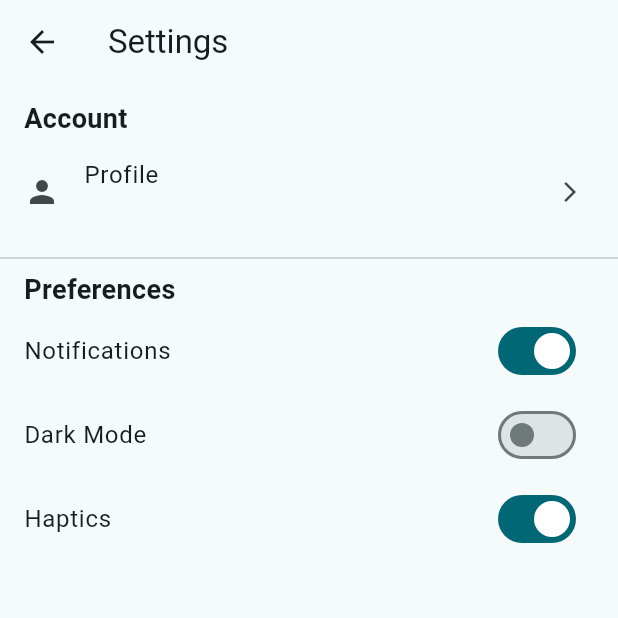
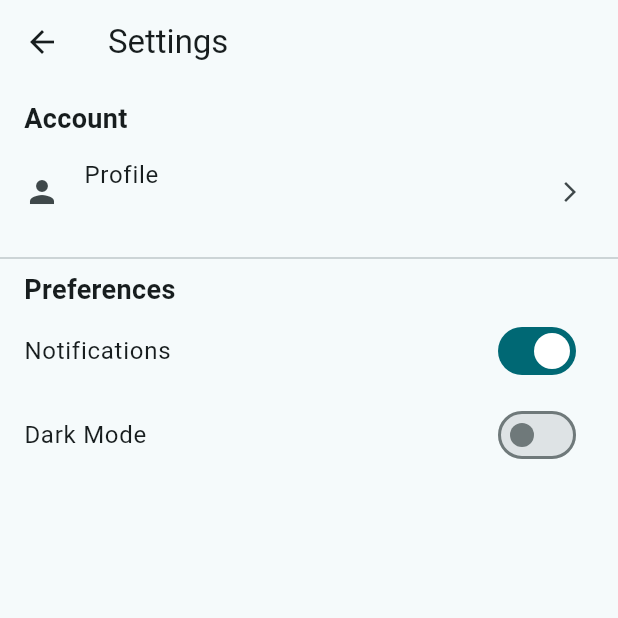
Before and after one commit to johntmvu/Tiny-Tasks, a Flutter app: the TaskView screen opened directly, after a tap on the "settings" icon, on a phone screen of 412 x 824 dp, the top half of it. Run offline on Flutter 3.47's test engine with Material 3 defaults, Android fonts, the phone set to English and light mode, and no system bars; our stand-ins replace cloud_firestore, firebase_auth, firebase_core, flutter_dotenv, flutter_local_notifications, flutter_slidable and 5 more; accounts and stored records are empty.

Commit message:
ui cleanup and minor improvements across views and widgets
Co-Authored-By: Claude Sonnet 4.6 <noreply@anthropic.com>

```diff
--- a/lib/login_page.dart
+++ b/lib/login_page.dart
@@ -347,6 +347,8 @@ class _LoginPageState extends State<LoginPage> {
                     style: ElevatedButton.styleFrom(
                       backgroundColor: Colors.white,
                       foregroundColor: Colors.black87,
+                      disabledBackgroundColor: Colors.white,
+                      disabledForegroundColor: Colors.black38,
                       elevation: 0,
                       side: const BorderSide(color: Color(0xFFE2E8F0)),
                       shape: RoundedRectangleBorder(
--- a/lib/screens/settings_view.dart
+++ b/lib/screens/settings_view.dart
@@ -13,7 +13,6 @@ class SettingsView extends StatefulWidget {
 class _SettingsViewState extends State<SettingsView> {
   bool notifications = true;
   bool darkMode = false;
-  bool haptics = true;
 
   @override
   Widget build(BuildContext context) {
@@ -72,13 +71,6 @@ class _SettingsViewState extends State<SettingsView> {
             value: darkMode,
             onChanged: (val) => setState(() => darkMode = val),
           ),
-
-          SwitchListTile(
-            title: const Text("Haptics"),
-            value: haptics,
-            onChanged: (val) => setState(() => haptics = val),
-          ),
-
         ],
       ),
     );
--- a/lib/screens/task_view.dart
+++ b/lib/screens/task_view.dart
@@ -34,6 +34,7 @@ class _TaskViewState extends State<TaskView> {
   List<Task> _tasks = [];
   bool _isLoading = true;
   String _selectedPeriod = 'full';
+  bool _showBigTasks = false;
   List<BigTask> _bigTasks = [];
   Map<int, List<Task>> _tinyTasksByBigTask = {};
   bool _isLoadingBigTasks = false;
@@ -209,7 +210,6 @@ class _TaskViewState extends State<TaskView> {
       context: context,
       builder: (context) {
         return AlertDialog(
-          backgroundColor: Colors.white,
           shape: RoundedRectangleBorder(
             borderRadius: BorderRadius.circular(20),
           ),
@@ -510,7 +510,6 @@ class _TaskViewState extends State<TaskView> {
       context: context,
       builder: (context) {
         return AlertDialog(
-          backgroundColor: Colors.white,
           shape:
               RoundedRectangleBorder(borderRadius: BorderRadius.circular(20)),
           title: const Text('Edit Big Task',
@@ -694,7 +693,6 @@ class _TaskViewState extends State<TaskView> {
       context: context,
       builder: (context) {
         return AlertDialog(
-          backgroundColor: Colors.white,
           shape:
               RoundedRectangleBorder(borderRadius: BorderRadius.circular(20)),
           title: const Text('Edit Subtask',
@@ -791,7 +789,6 @@ class _TaskViewState extends State<TaskView> {
       context: context,
       builder: (context) {
         return AlertDialog(
-          backgroundColor: Colors.white,
           shape: RoundedRectangleBorder(
             borderRadius: BorderRadius.circular(20),
           ),
@@ -1069,7 +1066,6 @@ class _TaskViewState extends State<TaskView> {
       context: context,
       builder: (context) {
         return AlertDialog(
-          backgroundColor: Colors.white,
           shape: RoundedRectangleBorder(
             borderRadius: BorderRadius.circular(20),
           ),
@@ -1248,7 +1244,7 @@ class _TaskViewState extends State<TaskView> {
 
     return Expanded(
       child: ListView.builder(
-        padding: const EdgeInsets.only(top: 4, bottom: 12),
+        padding: const EdgeInsets.only(top: 4, bottom: 88),
         itemCount: _bigTasks.length,
         itemBuilder: (context, index) {
           final bigTask = _bigTasks[index];
@@ -1285,7 +1281,7 @@ class _TaskViewState extends State<TaskView> {
   void _showAddTaskDialog() {
     final titleController = TextEditingController();
     final descriptionController = TextEditingController();
-    String selectedTaskPeriod = _selectedPeriod == 'big' ? 'full' : _selectedPeriod;
+    String selectedTaskPeriod = _selectedPeriod;
     TimeOfDay? selectedTime;
     bool reminderEnabled = false;
 
@@ -1293,7 +1289,6 @@ class _TaskViewState extends State<TaskView> {
       context: context,
       builder: (context) {
         return AlertDialog(
-          backgroundColor: Colors.white,
           shape: RoundedRectangleBorder(
             borderRadius: BorderRadius.circular(20),
           ),
@@ -1470,7 +1465,6 @@ class _TaskViewState extends State<TaskView> {
       ),
       child: Row(
         children: [
-          _buildPeriodButton('Big Tasks', 'big', Icons.rocket_launch_rounded),
           _buildPeriodButton('Full Day', 'full', Icons.check_rounded),
           _buildPeriodButton('AM', 'am', Icons.wb_sunny_rounded),
           _buildPeriodButton('PM', 'pm', Icons.nightlight_round),
@@ -1488,7 +1482,6 @@ class _TaskViewState extends State<TaskView> {
           setState(() {
             _selectedPeriod = value;
           });
-          if (value == 'big') _loadBigTasks();
         },
         child: AnimatedContainer(
           duration: isSelected
@@ -1530,13 +1523,7 @@ class _TaskViewState extends State<TaskView> {
       decoration: BoxDecoration(
         color: Colors.white,
         borderRadius: BorderRadius.circular(20),
-        boxShadow: [
-          BoxShadow(
-            color: Colors.black.withOpacity(0.05),
-            blurRadius: 12,
-            offset: const Offset(0, 4),
-          ),
-        ],
+        border: Border.all(color: Colors.black.withValues(alpha: 0.06), width: 1),
       ),
       child: Row(
         mainAxisAlignment: MainAxisAlignment.spaceBetween,
@@ -1687,7 +1674,7 @@ class _TaskViewState extends State<TaskView> {
   }
 
   Widget _buildTaskList() {
-    if (_selectedPeriod == 'big') return _buildBigTaskList();
+    if (_showBigTasks) return _buildBigTaskList();
 
     if (_isLoading) {
       return const Expanded(child: Center(child: CircularProgressIndicator()));
@@ -1724,7 +1711,7 @@ class _TaskViewState extends State<TaskView> {
 
     return Expanded(
       child: ListView.builder(
-        padding: const EdgeInsets.only(top: 4, bottom: 12),
+        padding: const EdgeInsets.only(top: 4, bottom: 88),
         itemCount: combined.length,
         itemBuilder: (context, index) {
           final item = combined[index];
@@ -1797,6 +1784,7 @@ class _TaskViewState extends State<TaskView> {
       appBar: AppBar(
         backgroundColor: Colors.white,
         elevation: 0,
+        scrolledUnderElevation: 0,
         centerTitle: true,
         leading: IconButton(
           icon: const Icon(Icons.history_rounded, color: Colors.black87),
@@ -1837,35 +1825,46 @@ class _TaskViewState extends State<TaskView> {
       ),
       body: Column(
         children: [
-          if (_selectedPeriod != 'big') _buildDateCard(),
-          _buildPeriodSelector(),
+          if (!_showBigTasks) _buildDateCard(),
+          if (!_showBigTasks) _buildPeriodSelector(),
           _buildTaskList(),
         ],
       ),
-      bottomNavigationBar: Padding(
-        padding: const EdgeInsets.fromLTRB(16, 8, 16, 20),
-        child: SizedBox(
-          height: 56,
-          child: ElevatedButton.icon(
-            onPressed: _selectedPeriod == 'big'
-                ? _showAddBigTaskDialog
-                : _showAddTaskDialog,
-            icon: const Icon(Icons.add_rounded),
-            label: Text(
-              _selectedPeriod == 'big' ? 'Add Big Task' : 'Add Task',
-              style: const TextStyle(fontSize: 16, fontWeight: FontWeight.w600),
-            ),
-            style: ElevatedButton.styleFrom(
-              backgroundColor: _kAccentBg,
-              foregroundColor: _kAccentFg,
-              elevation: 0,
-              shape: RoundedRectangleBorder(
-                borderRadius: BorderRadius.circular(18),
-              ),
-            ),
-          ),
+      floatingActionButton: FloatingActionButton.extended(
+        onPressed: _showBigTasks ? _showAddBigTaskDialog : _showAddTaskDialog,
+        backgroundColor: _kAccentBg,
+        foregroundColor: _kAccentFg,
+        elevation: 2,
+        icon: const Icon(Icons.add_rounded),
+        label: Text(
+          _showBigTasks ? 'Add Big Task' : 'Add Task',
+          style: const TextStyle(fontSize: 15, fontWeight: FontWeight.w600),
         ),
       ),
+      floatingActionButtonLocation: FloatingActionButtonLocation.centerFloat,
+      bottomNavigationBar: BottomNavigationBar(
+        currentIndex: _showBigTasks ? 1 : 0,
+        onTap: (index) {
+          final goingBig = index == 1;
+          setState(() => _showBigTasks = goingBig);
+          if (goingBig) _loadBigTasks();
+        },
+        elevation: 8,
+        selectedItemColor: _kAccentFg,
+        unselectedItemColor: Colors.black45,
+        selectedLabelStyle: const TextStyle(fontWeight: FontWeight.w600, fontSize: 12),
+        unselectedLabelStyle: const TextStyle(fontSize: 12),
+        items: const [
+          BottomNavigationBarItem(
+            icon: Icon(Icons.task_alt_rounded),
+            label: 'Tasks',
+          ),
+          BottomNavigationBarItem(
+            icon: Icon(Icons.layers_rounded),
+            label: 'Big Tasks',
+          ),
+        ],
+      ),
     );
   }
 }
```
Also changed, not shown: lib/screens/history_view.dart (+3 -22 lines), lib/widgets/big_task_tile.dart (+2 -10 lines), lib/widgets/task_tile.dart (+1 -8 lines), lib/main.dart (line endings or trailing spaces).
